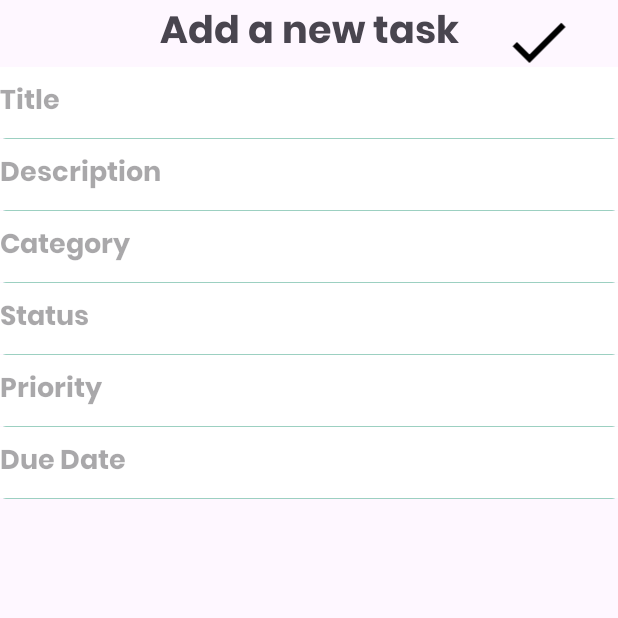
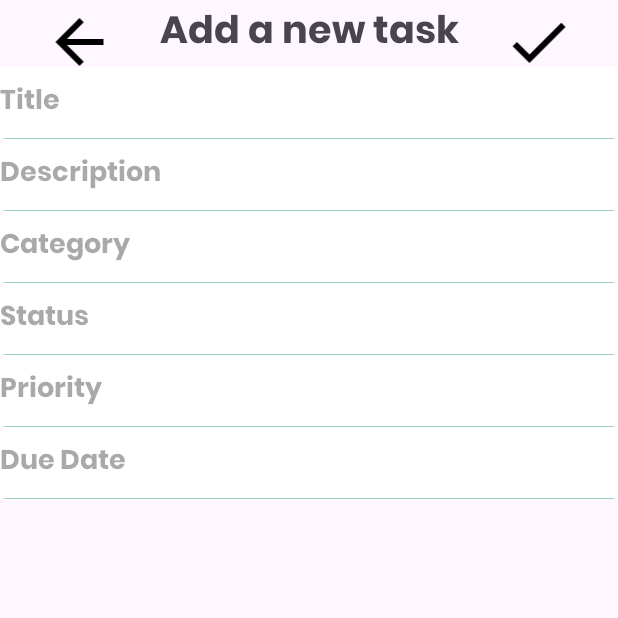
Before and after one commit to Kun-Alexandru/UBB-projects, an Android app: the AddTaskActivity screen opened directly, with no data from a screen before it, on a phone screen of 412 x 824 dp, the top half of it. Run offline under Robolectric (Android 15) with nearby library versions, the phone set to English and light mode, and no system bars.

Commit message:
added back button

```diff
--- a/SEM5/Mobile/Lab2/TaskTrifleAppNative/app/src/main/java/com/example/tasktrifleappnative/AddTaskActivity.kt
+++ b/SEM5/Mobile/Lab2/TaskTrifleAppNative/app/src/main/java/com/example/tasktrifleappnative/AddTaskActivity.kt
@@ -28,5 +28,9 @@ class AddTaskActivity : AppCompatActivity() {
             finish()
             Toast.makeText(this,"Task saved", Toast.LENGTH_SHORT).show()
         }
+
+        binding.backButton.setOnClickListener {
+            finish()
+        }
     }
 }
--- a/SEM5/Mobile/Lab2/TaskTrifleAppNative/app/src/main/res/layout/activity_add_task.xml
+++ b/SEM5/Mobile/Lab2/TaskTrifleAppNative/app/src/main/res/layout/activity_add_task.xml
@@ -5,6 +5,16 @@
     android:layout_width="match_parent"
     android:layout_height="match_parent"
     tools:context=".AddTaskActivity">
+
+    <ImageView
+        android:id="@+id/backButton"
+        android:layout_width="50dp"
+        android:layout_height="48dp"
+        android:layout_marginTop="4dp"
+        android:layout_marginLeft="28dp"
+        android:src="@drawable/baseline_arrow_back_24"
+        app:layout_constraintStart_toStartOf="parent"
+        app:layout_constraintTop_toTopOf="@id/addTextHeading" />
 
     <TextView
         android:id="@+id/addTextHeading"
```
